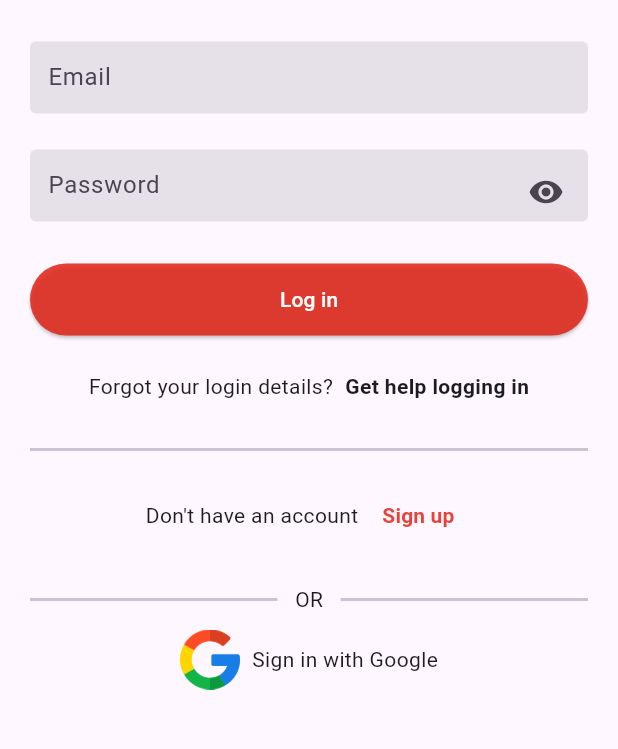
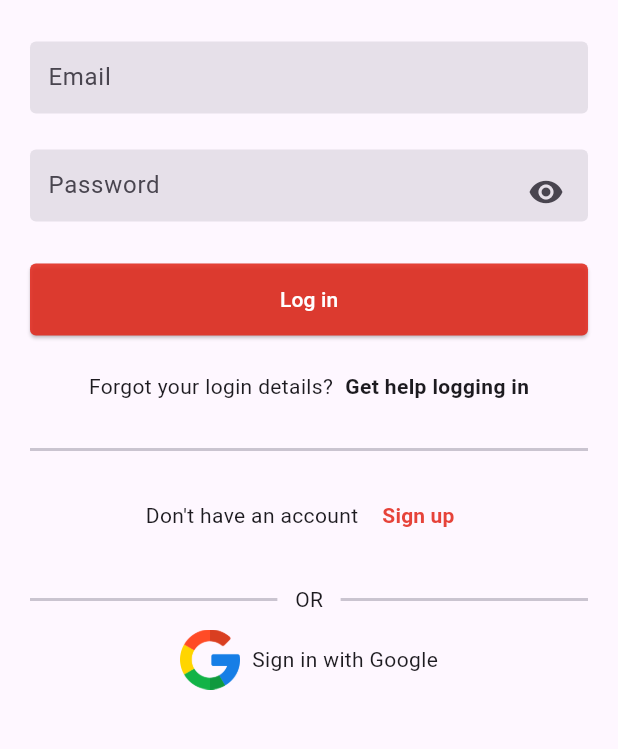
Before and after one commit to vlldnt/holbertonschool-holbegram, a Flutter app: the screen it shows after launch, on a phone screen of 412 x 824 dp, the part 386-1135 px from its top. Run offline on Flutter 3.47's test engine with Material 3 defaults, Android fonts, the phone set to English and light mode, and no system bars; our stand-ins replace firebase_core; accounts and stored records are empty.

```diff
--- a/holbegram/lib/screens/login_screen.dart
+++ b/holbegram/lib/screens/login_screen.dart
@@ -86,6 +86,11 @@ class _LoginScreenState extends State<LoginScreen> {
                           backgroundColor: WidgetStateProperty.all(
                             Color.fromARGB(218, 226, 37, 24),
                           ),
+                          shape: WidgetStateProperty.all(
+                            RoundedRectangleBorder(
+                              borderRadius: BorderRadius.circular(4),
+                            ),
+                          ),
                         ),
                         onPressed: () {},
                         child: Text(
```
Lines whose indentation alone changed are shown as unchanged.
